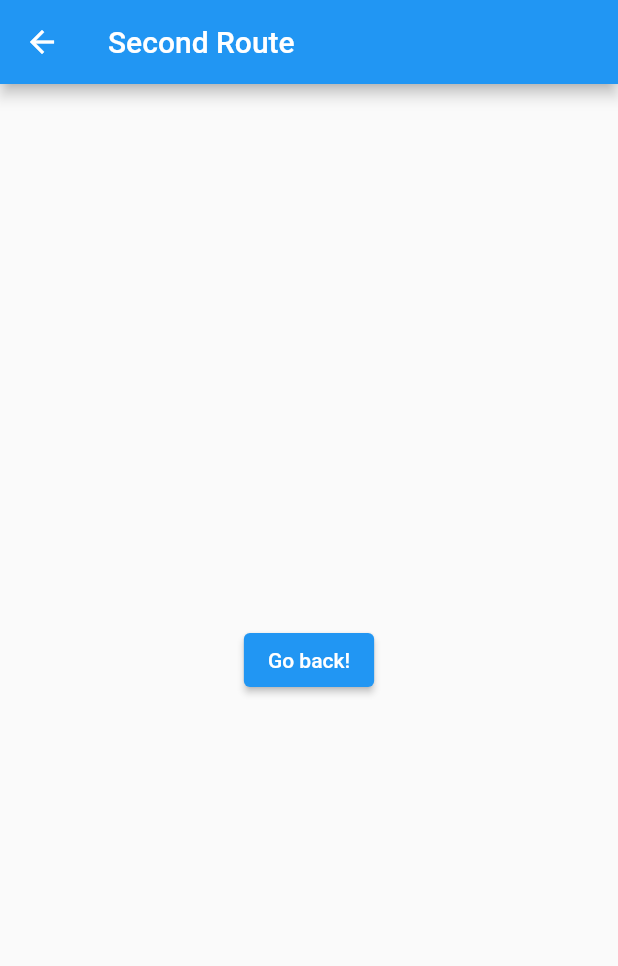
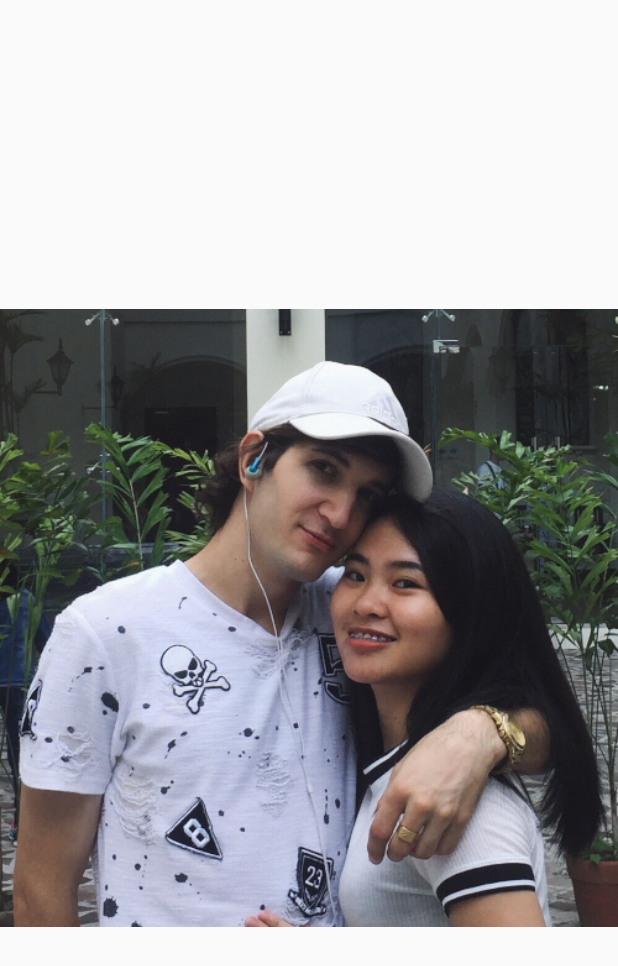
Before and after one commit to JustalK/VALENTINES-APP, a Flutter app: the Second screen opened directly, on a phone screen of 412 x 824 dp. Shown: the top 966 px of the screen. Run offline on Flutter 3.47's test engine with Material 2 defaults, Android fonts, the phone set to English and light mode, and no system bars.

Commit message:
[FEATURE] Adding a slider img

```diff
--- a/lib/pages/second.dart
+++ b/lib/pages/second.dart
@@ -6,17 +6,33 @@ class Second extends StatelessWidget {
   @override
   Widget build(BuildContext context) {
     return Scaffold(
-      appBar: AppBar(
-        title: Text("Second Route"),
-      ),
-      body: Center(
-        child: ElevatedButton(
-          onPressed: () {
-            Navigator.of(context).push(Routes().generateRoute(Home(), 800));;
-          },
-          child: Text('Go back!'),
-        ),
-      ),
+      body: Container(
+          child: ListView(
+            scrollDirection: Axis.horizontal,
+            children: <Widget>[
+              Container(
+                width: (MediaQuery.of(context).size.width),
+                child: new Image.asset('assets/images/me.jpeg')
+              ),
+              Container(
+                width: 160.0,
+                color: Colors.blue,
+              ),
+              Container(
+                width: 160.0,
+                color: Colors.green,
+              ),
+              Container(
+                width: 160.0,
+                color: Colors.yellow,
+              ),
+              Container(
+                width: 160.0,
+                color: Colors.orange,
+              ),
+            ],
+          ),
+      )
     );
   }
 }
```
